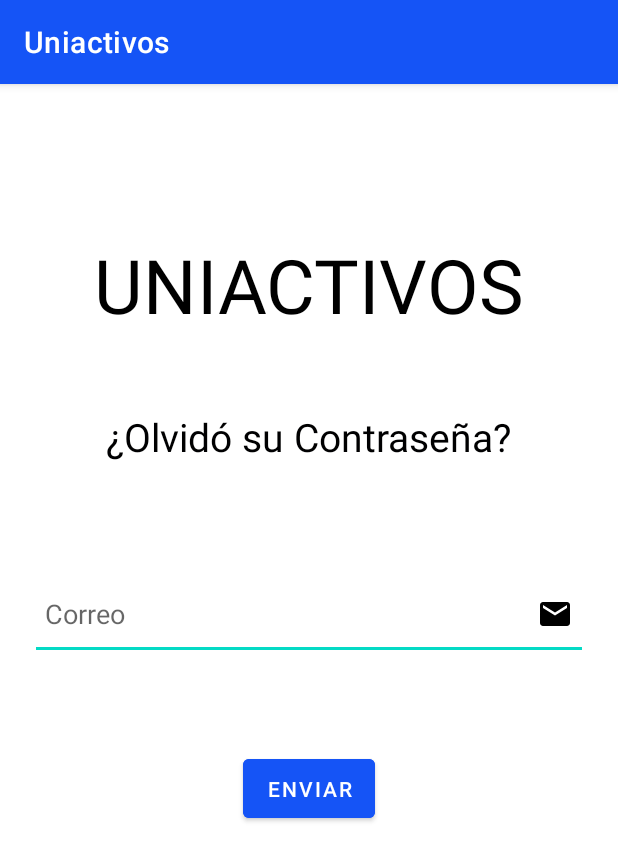
After one commit to Fezk3/frontend-mov-siua-xray, an Android app: the fragment ForgotPassword shown on its own in the app's theme, on a phone screen of 412 x 824 dp. The commit adds this screen. Shown: the top 861 px of the screen. Run offline under Robolectric (Android 15) with nearby library versions, the phone set to English and light mode, and no system bars.

Commit message:
adding forgotPassFragment and reportsFragment

```diff
--- /dev/null
+++ b/app/src/main/java/com/example/uniactivos/ForgotPassword.kt
@@ -0,0 +1,59 @@
+package com.example.uniactivos
+
+import android.os.Bundle
+import androidx.fragment.app.Fragment
+import android.view.LayoutInflater
+import android.view.View
+import android.view.ViewGroup
+
+// TODO: Rename parameter arguments, choose names that match
+// the fragment initialization parameters, e.g. ARG_ITEM_NUMBER
+private const val ARG_PARAM1 = "param1"
+private const val ARG_PARAM2 = "param2"
+
+/**
+ * A simple [Fragment] subclass.
+ * Use the [ForgotPassword.newInstance] factory method to
+ * create an instance of this fragment.
+ */
+class ForgotPassword : Fragment() {
+    // TODO: Rename and change types of parameters
+    private var param1: String? = null
+    private var param2: String? = null
+
+    override fun onCreate(savedInstanceState: Bundle?) {
+        super.onCreate(savedInstanceState)
+        arguments?.let {
+            param1 = it.getString(ARG_PARAM1)
+            param2 = it.getString(ARG_PARAM2)
+        }
+    }
+
+    override fun onCreateView(
+        inflater: LayoutInflater, container: ViewGroup?,
+        savedInstanceState: Bundle?
+    ): View? {
+        // Inflate the layout for this fragment
+        return inflater.inflate(R.layout.fragment_forgot_password, container, false)
+    }
+
+    companion object {
+        /**
+         * Use this factory method to create a new instance of
+         * this fragment using the provided parameters.
+         *
+         * @param param1 Parameter 1.
+         * @param param2 Parameter 2.
+         * @return A new instance of fragment ForgotPassword.
+         */
+        // TODO: Rename and change types and number of parameters
+        @JvmStatic
+        fun newInstance(param1: String, param2: String) =
+            ForgotPassword().apply {
+                arguments = Bundle().apply {
+                    putString(ARG_PARAM1, param1)
+                    putString(ARG_PARAM2, param2)
+                }
+            }
+    }
+}
--- /dev/null
+++ b/app/src/main/res/layout/fragment_forgot_password.xml
@@ -0,0 +1,59 @@
+<?xml version="1.0" encoding="utf-8"?>
+<FrameLayout xmlns:android="http://schemas.android.com/apk/res/android"
+    xmlns:tools="http://schemas.android.com/tools"
+    android:layout_width="match_parent"
+    android:layout_height="match_parent"
+    tools:context=".ForgotPassword">
+
+    <LinearLayout
+        android:layout_width="match_parent"
+        android:layout_height="match_parent"
+        android:orientation="vertical">
+
+        <TextView
+            android:layout_width="wrap_content"
+            android:layout_height="wrap_content"
+            android:text="UNIACTIVOS"
+            android:textSize="50sp"
+            android:layout_marginTop="100sp"
+            android:layout_gravity="center_horizontal"
+            android:textColor="#000000"
+            />
+
+        <TextView
+            android:layout_width="wrap_content"
+            android:layout_height="wrap_content"
+            android:text="@string/forgot_pass_title"
+            android:textSize="26sp"
+            android:layout_marginTop="50sp"
+            android:layout_gravity="center_horizontal"
+            android:textColor="#000001"
+            />
+
+        <EditText
+            android:layout_width="match_parent"
+            android:layout_height="61dp"
+            android:layout_marginLeft="20sp"
+            android:layout_marginTop="70sp"
+            android:layout_marginRight="20sp"
+            android:hint="@string/place_holder_email"
+            android:inputType="textEmailAddress"
+            android:padding="10sp"
+            android:drawableRight="@drawable/baseline_mail_24"
+            />
+
+        <Button
+            android:id="@+id/btnSendEmail"
+            android:layout_width="wrap_content"
+            android:layout_height="wrap_content"
+            android:layout_marginLeft="20sp"
+            android:layout_marginTop="60sp"
+            android:layout_marginRight="20sp"
+            android:layout_gravity="center_horizontal"
+            android:backgroundTint="@color/blue"
+            android:padding="10sp"
+            android:text="@string/btn_send_pass"
+            android:textColor="#ffffff" />
+    </LinearLayout>
+
+</FrameLayout>
--- a/app/src/main/res/values/strings.xml
+++ b/app/src/main/res/values/strings.xml
@@ -45,8 +45,10 @@
     <string name="title_activosE">Activos Estaticos</string>
     <string name="title_activosD">Activos Dinamicos</string>
     <string name="subtitle_estado">Estado :</string>
-    <!-- TODO: Remove or change this placeholder text -->
-    <string name="hello_blank_fragment">Hello blank fragment</string>
-
-
+    <!--reports view -->
+    <string name="reports_coming_soon">Página de Reportes disponible proximamente</string>
+    <!--Forgot pass view -->
+    <string name="forgot_pass_title">¿Olvidó su Contraseña?</string>
+    <string name="place_holder_email">Correo</string>
+    <string name="btn_send_pass">Enviar</string>
 </resources>
```
Also changed, not shown: app/src/main/java/com/example/uniactivos/Reports.kt (added, +59 -0 lines), app/src/main/res/layout/fragment_reports.xml (added, +19 -0 lines).
